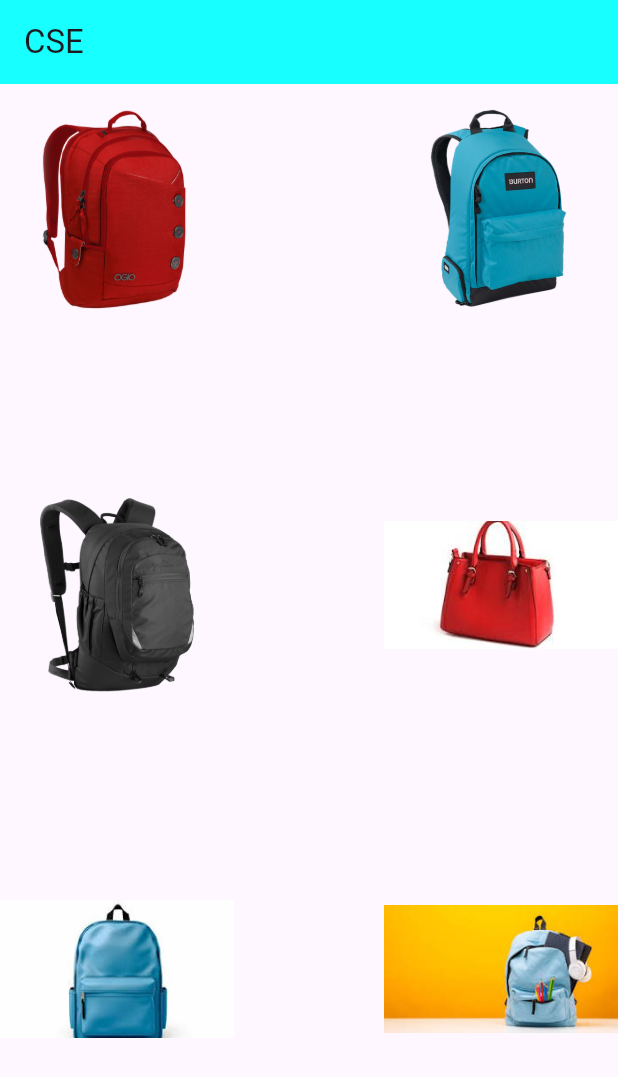
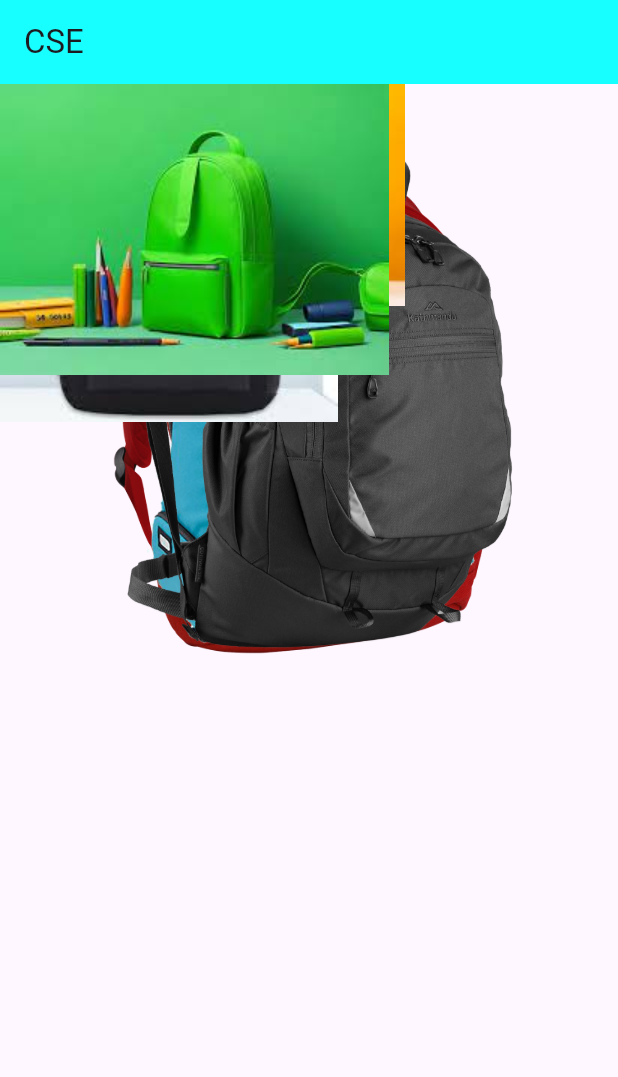
Before and after one commit to Aziz-Ru/Flutter-Basics, a Flutter app: the screen it shows after launch, on a phone screen of 412 x 824 dp. Shown: the top 1077 px of the screen. Run offline on Flutter 3.47's test engine with Material 3 defaults, Android fonts, the phone set to English and light mode, and no system bars.

Commit message:
Stack Update

```diff
--- a/lib/main.dart
+++ b/lib/main.dart
@@ -13,11 +13,9 @@ class MyApp extends StatelessWidget {
           backgroundColor: Colors.cyanAccent,
           title: const Text('CSE'),
         ),
-        body: GridView.extent(
-          maxCrossAxisExtent: 200,
-          mainAxisSpacing: 100,
-          crossAxisSpacing: 100,
-          children: const [
+        body: const Stack(
+          children: [
+            //Overfollow hosse
             Image(image: AssetImage('images/bag-1.png')),
             Image(image: AssetImage('images/bag-2.png')),
             Image(image: AssetImage('images/bag-3.png')),
```
